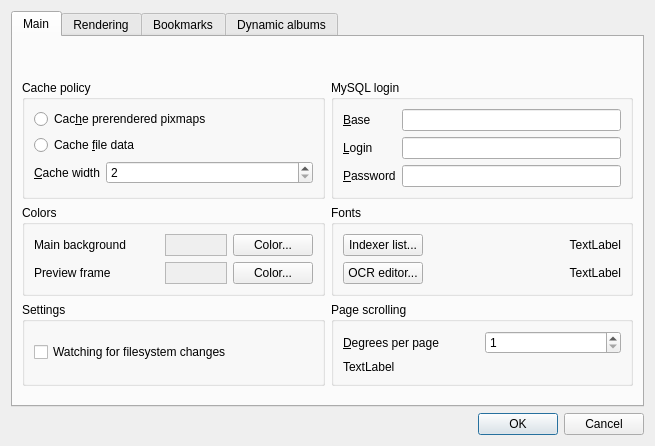
This is settingsdialog.ui in kernel1024/qmanga as Qt 5 draws it before an edit. The edited form follows.
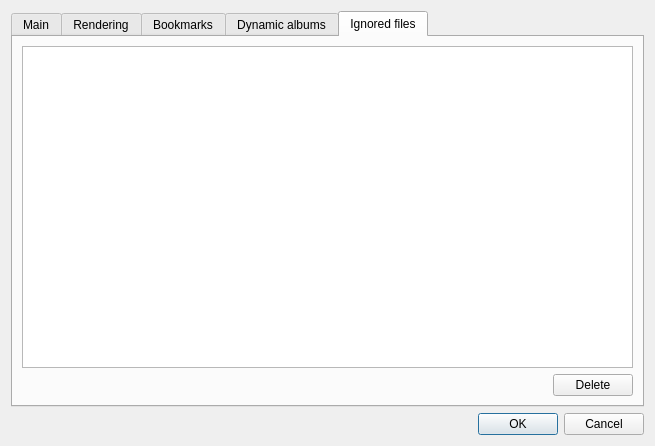
This is the edited form. The open tabs and pages were chosen to show the change.

Commit message: Ignored files list now editable via settings dialog.

Patch:
```diff
--- a/settingsdialog.ui
+++ b/settingsdialog.ui
@@ -659,6 +659,44 @@
        </item>
       </layout>
      </widget>
+     <widget class="QWidget" name="tab_5">
+      <attribute name="title">
+       <string>Ignored files</string>
+      </attribute>
+      <layout class="QVBoxLayout" name="verticalLayout_11">
+       <item>
+        <widget class="QListWidget" name="listIgnoredFiles">
+         <property name="selectionMode">
+          <enum>QAbstractItemView::ExtendedSelection</enum>
+         </property>
+        </widget>
+       </item>
+       <item>
+        <layout class="QHBoxLayout" name="horizontalLayout_10">
+         <item>
+          <spacer name="horizontalSpacer_4">
+           <property name="orientation">
+            <enum>Qt::Horizontal</enum>
+           </property>
+           <property name="sizeHint" stdset="0">
+            <size>
+             <width>40</width>
+             <height>20</height>
+            </size>
+           </property>
+          </spacer>
+         </item>
+         <item>
+          <widget class="QPushButton" name="btnDeleteIgnored">
+           <property name="text">
+            <string>Delete</string>
+           </property>
+          </widget>
+         </item>
+        </layout>
+       </item>
+      </layout>
+     </widget>
     </widget>
    </item>
    <item>
```
Left out of the diff: 14 changed lines with no effect on the pictures. The commit also changes 6 other files.
